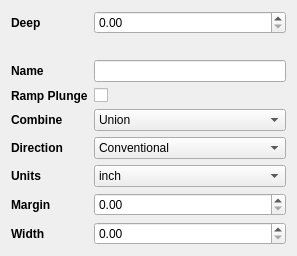
Before: the Qt Designer form op_outside.ui in xmarduel/pycut, drawn with Qt 5.
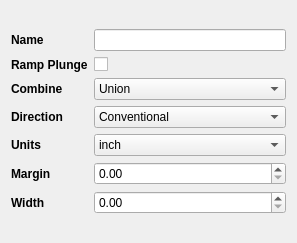
After: the same form once the commit is applied.

What changed in the file:
```diff
--- a/op_outside.ui
+++ b/op_outside.ui
@@ -7,7 +7,7 @@
     <x>0</x>
     <y>0</y>
     <width>297</width>
-    <height>234</height>
+    <height>243</height>
    </rect>
   </property>
   <property name="windowTitle">
@@ -19,7 +19,7 @@
      <property name="formAlignment">
       <set>Qt::AlignCenter</set>
      </property>
-     <item row="2" column="0">
+     <item row="0" column="0">
       <widget class="QLabel" name="label_19">
        <property name="font">
         <font>
@@ -32,10 +32,10 @@
        </property>
       </widget>
      </item>
-     <item row="2" column="1">
+     <item row="0" column="1">
       <widget class="QLineEdit" name="lineEdit"/>
      </item>
-     <item row="3" column="0">
+     <item row="1" column="0">
       <widget class="QLabel" name="label_20">
        <property name="font">
         <font>
@@ -48,14 +48,14 @@
        </property>
       </widget>
      </item>
-     <item row="3" column="1">
+     <item row="1" column="1">
       <widget class="QCheckBox" name="checkBox_2">
        <property name="text">
         <string/>
        </property>
       </widget>
      </item>
-     <item row="4" column="0">
+     <item row="2" column="0">
       <widget class="QLabel" name="label_35">
        <property name="font">
         <font>
@@ -68,7 +68,7 @@
        </property>
       </widget>
      </item>
-     <item row="4" column="1">
+     <item row="2" column="1">
       <widget class="QComboBox" name="comboBox_6">
        <item>
         <property name="text">
@@ -92,7 +92,7 @@
        </item>
       </widget>
      </item>
-     <item row="5" column="0">
+     <item row="3" column="0">
       <widget class="QLabel" name="label_36">
        <property name="font">
         <font>
@@ -105,7 +105,7 @@
        </property>
       </widget>
      </item>
-     <item row="5" column="1">
+     <item row="3" column="1">
       <widget class="QComboBox" name="comboBox_5">
        <item>
         <property name="text">
@@ -119,7 +119,7 @@
        </item>
       </widget>
      </item>
-     <item row="6" column="0">
+     <item row="4" column="0">
       <widget class="QLabel" name="label_37">
        <property name="font">
         <font>
@@ -132,7 +132,7 @@
        </property>
       </widget>
      </item>
-     <item row="6" column="1">
+     <item row="4" column="1">
       <widget class="QComboBox" name="comboBox_3">
        <item>
         <property name="text">
@@ -146,7 +146,7 @@
        </item>
       </widget>
      </item>
-     <item row="7" column="0">
+     <item row="5" column="0">
       <widget class="QLabel" name="label_38">
        <property name="font">
         <font>
@@ -159,10 +159,10 @@
        </property>
       </widget>
      </item>
-     <item row="7" column="1">
+     <item row="5" column="1">
       <widget class="QDoubleSpinBox" name="doubleSpinBox_8"/>
      </item>
-     <item row="8" column="0">
+     <item row="6" column="0">
       <widget class="QLabel" name="label">
        <property name="font">
         <font>
@@ -175,32 +175,9 @@
        </property>
       </widget>
      </item>
-     <item row="8" column="1">
+     <item row="6" column="1">
       <widget class="QDoubleSpinBox" name="doubleSpinBox"/>
      </item>
-     <item row="0" column="0">
-      <widget class="QLabel" name="labelPocketDepth">
-       <property name="font">
-        <font>
-         <weight>75</weight>
-         <bold>true</bold>
-        </font>
-       </property>
-       <property name="text">
-        <string>Deep</string>
-       </property>
-      </widget>
-     </item>
-     <item row="0" column="1">
-      <widget class="QDoubleSpinBox" name="doubleSpinBoxPocketDepth"/>
-     </item>
-     <item row="1" column="0">
-      <widget class="QLabel" name="label_2">
-       <property name="text">
-        <string/>
-       </property>
-      </widget>
-     </item>
     </layout>
    </item>
   </layout>
```
